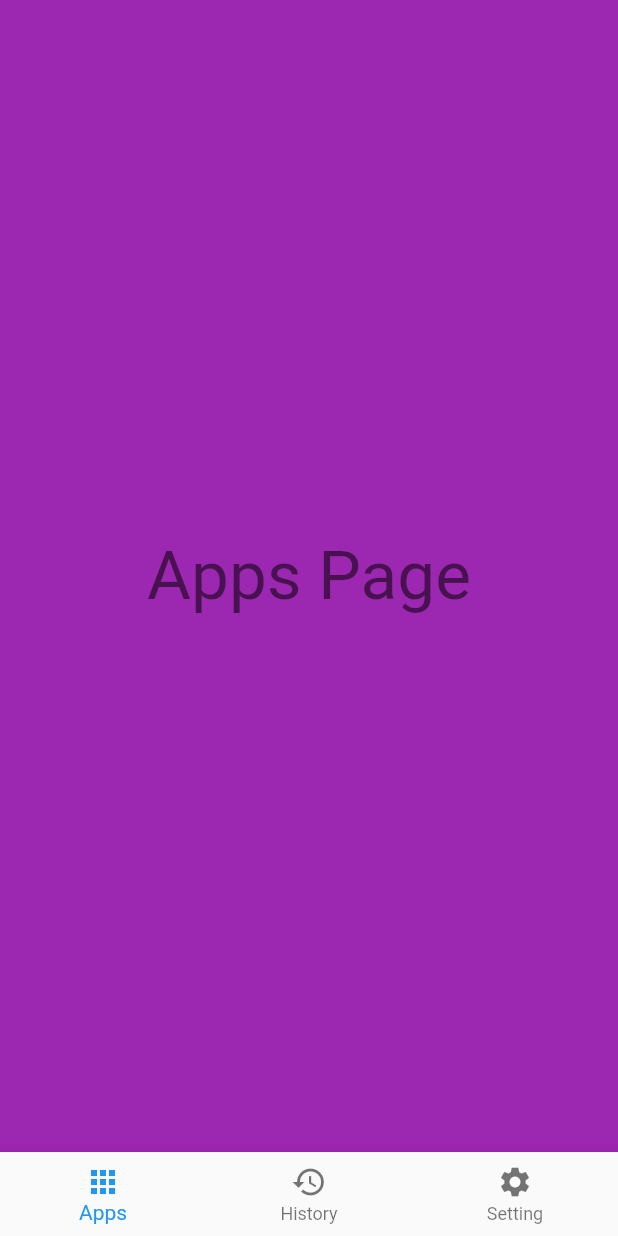
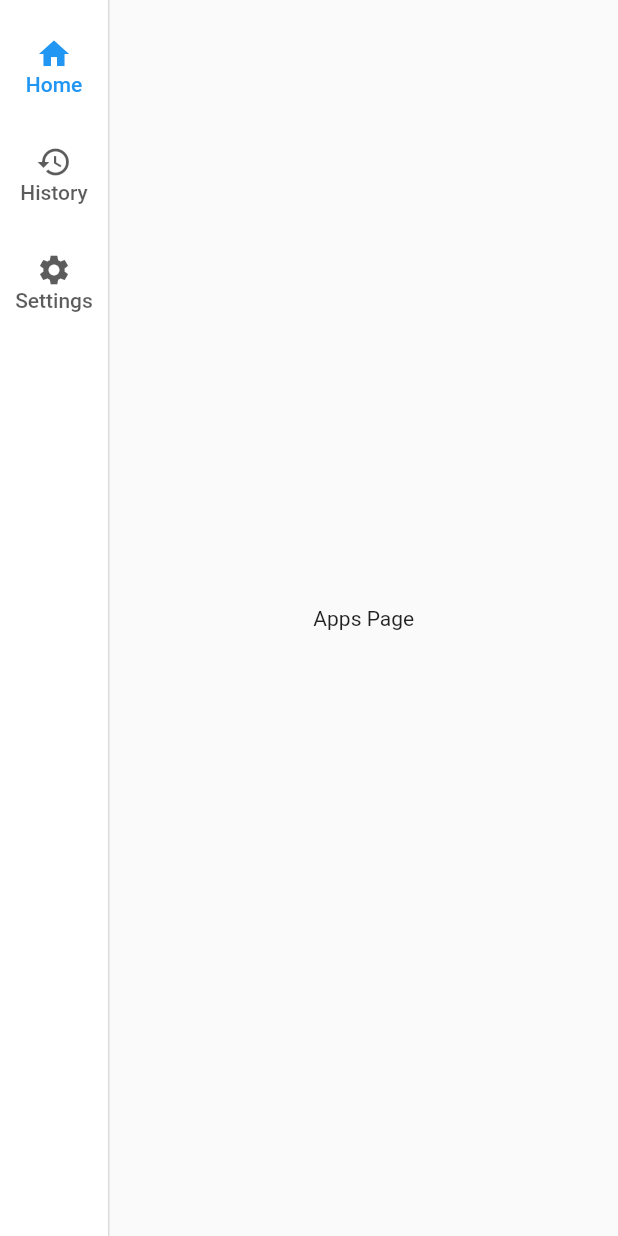
Before and after one commit to TwitchUnofficialApp/TwitchVODViewer, a Flutter app: the screen it shows after launch, on a phone screen of 412 x 824 dp. Run offline on Flutter 3.47's test engine with Material 2 defaults, Android fonts, the phone set to English and light mode, and no system bars; missing offline and left inert: fluent_ui.

Commit message:
update ui

```diff
--- a/lib/cubit/bottom_nav_cubit.dart
+++ /dev/null
@@ -1,15 +0,0 @@
-import 'package:flutter_bloc/flutter_bloc.dart';
-
-class BottomNavCubit extends Cubit<int> {
-
-  BottomNavCubit() : super(0);
-
-  /// update index function to update the index onTap in BottomNavigationBar
-  void updateIndex(int index) => emit(index);
-
-  /// for navigation button on single page
-  void getApps() => emit(0);
-  void getHistory() => emit(1);
-  void getSetting() => emit(2);
-
-}
--- a/lib/main.dart
+++ b/lib/main.dart
@@ -1,75 +1,78 @@
 import 'package:flutter/material.dart';
-import 'package:flutter_bloc/flutter_bloc.dart';
+import 'package:fluent_ui/fluent_ui.dart';
 
-import 'cubit/bottom_nav_cubit.dart';
 import 'page/app_page.dart';
 import 'page/history_page.dart';
 import 'page/setting_page.dart';
-import 'constants/common_constants.dart' as CommonConstants;
 
 void main() {
-  runApp(MyApp());
+  runApp(MaterialApp(home: CustomNavigationView()));
 }
 
-class MyApp extends StatelessWidget {
+class CustomNavigationView extends StatefulWidget {
   @override
-  Widget build(BuildContext context) {
-    return BlocProvider(
-        create: (context) => BottomNavCubit(),
-        child: MaterialApp(
-          title: CommonConstants.APP_NAME,
-          theme: ThemeData(
-            primarySwatch: Colors.blue,
-            visualDensity: VisualDensity.adaptivePlatformDensity,
-          ),
-          home: MainPage(),
-        ));
-  }
+  _CustomNavigationViewState createState() => _CustomNavigationViewState();
 }
 
-class MainPage extends StatefulWidget {
-  @override
-  _MainPageState createState() => _MainPageState();
-}
+class _CustomNavigationViewState extends State<CustomNavigationView> {
 
-class _MainPageState extends State<MainPage> {
+  int _selectedIndex = 0;
 
-  final _pageNavigation = [
+  final List<Widget> _pages = [
     AppsPage(),
     HistoryPage(),
-    SettingPage()
+    SettingPage(),
   ];
 
   @override
   Widget build(BuildContext context) {
-    return BlocBuilder<BottomNavCubit, int>(
-      builder: (context, state) {
-        return Scaffold(
-          body: _buildBody(state),
-          bottomNavigationBar: _buildBottomNav(),
-        );
-      },
+    return Scaffold(
+      body: Row(
+        children: [
+          NavigationRail(
+            selectedIndex: _selectedIndex,
+            onDestinationSelected: (int index) {
+              setState(() {
+                _selectedIndex = index;
+              });
+            },
+            labelType: NavigationRailLabelType.all,
+            destinations: [
+              NavigationRailDestination(
+                icon: Icon(Icons.home),
+                label: Text('Home'),
+              ),
+              NavigationRailDestination(
+                icon: Icon(Icons.history),
+                label: Text('History'),
+              ),
+              NavigationRailDestination(
+                icon: Icon(Icons.settings),
+                label: Text('Settings'),
+              ),
+            ],
+          ),
+          VerticalDivider(thickness: 1, width: 1),
+          Expanded(
+            child: Navigator(
+              pages: [
+                MaterialPage(child: _pages[_selectedIndex]),
+              ],
+              onPopPage: (route, result) {
+                if (!route.didPop(result)) {
+                  return false;
+                }
+
+                setState(() {
+                  _selectedIndex = 0;
+                });
+
+                return true;
+              },
+            ),
+          ),
+        ],
+      ),
     );
   }
-
-  Widget _buildBody(int index) {
-    return _pageNavigation.elementAt(index);
-  }
-
-  Widget _buildBottomNav() {
-    return BottomNavigationBar(
-      currentIndex: context.read<BottomNavCubit>().state,
-      type: BottomNavigationBarType.fixed,
-      onTap: _getChangeBottomNav,
-      items: [
-        BottomNavigationBarItem(icon: Icon(Icons.apps), label: "Apps"),
-        BottomNavigationBarItem(icon: Icon(Icons.history), label: "History"),
-        BottomNavigationBarItem(icon: Icon(Icons.settings), label: "Setting"),
-      ],
-    );
-  }
-
-  void _getChangeBottomNav(int index) {
-    context.read<BottomNavCubit>().updateIndex(index);
-  }
 }
--- a/lib/page/app_page.dart
+++ b/lib/page/app_page.dart
@@ -1,26 +1,11 @@
 import 'package:flutter/material.dart';
-import 'package:flutter_bloc/flutter_bloc.dart';
-
-import '../cubit/bottom_nav_cubit.dart';
+import 'package:fluent_ui/fluent_ui.dart';
 
 class AppsPage extends StatelessWidget {
   @override
   Widget build(BuildContext context) {
-    return Container(
-      color: Colors.purple,
-      width: double.infinity,
-      child: Column(mainAxisAlignment: MainAxisAlignment.center, children: [
-        Text(
-          'Apps Page',
-          style: Theme.of(context).textTheme.headline3,
-        ),
-        // RaisedButton(
-        //   onPressed: () {
-        //     context.read<BottomNavCubit>().getNotification();
-        //   },
-        //   child: Text('GO TO NOTIFICATION'),
-        // )
-      ]),
+    return Center(
+      child: Text('Apps Page'),
     );
   }
 }
--- a/pubspec.yaml
+++ b/pubspec.yaml
@@ -12,7 +12,8 @@ dependencies:
     sdk: flutter
 
   cupertino_icons: ^1.0.2
-  flutter_bloc: ^8.1.3
+  fluent_ui: ^4.6.2
+
 
 dev_dependencies:
   flutter_test:
```
Also changed, not shown: lib/page/history_page.dart (+3 -18 lines), lib/page/setting_page.dart (+3 -18 lines).
